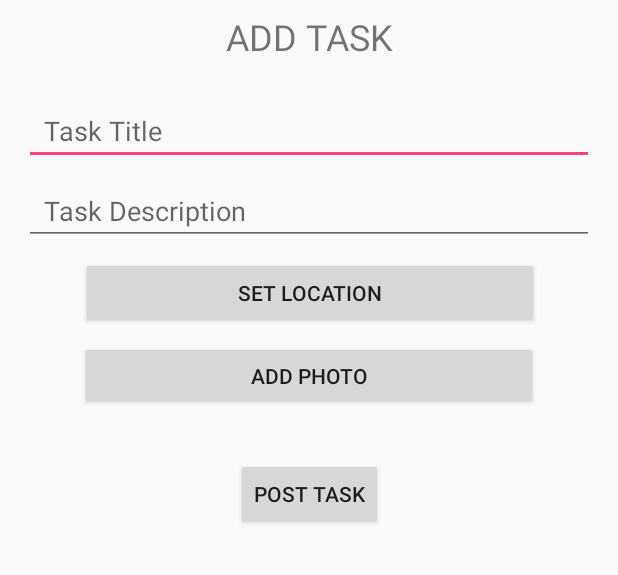
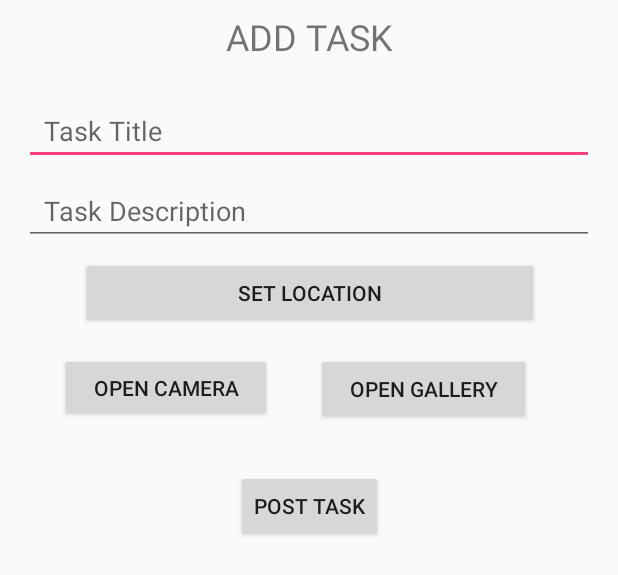
Before and after one commit to CMPUT301W18T24/CMPUT301W18T24, an Android app: the layout activity_createtask.xml on its own in the app's theme, with its tools: preview values and no code run, on a phone screen of 412 x 824 dp. Shown: the top 575 px of the screen. Run offline under Robolectric (Android 15) with nearby library versions, the phone set to English and light mode, and no system bars.

```diff
--- a/app/src/main/AndroidManifest.xml
+++ b/app/src/main/AndroidManifest.xml
@@ -3,6 +3,7 @@
     package="com.example.taskmagic">
 
     <uses-permission android:name="android.permission.INTERNET" />
+    <uses-permission android:name="android.permission.READ_EXTERNAL_STORAGE" />
 
     <application
         android:allowBackup="true"
--- a/app/src/main/java/com/example/taskmagic/Photo.java
+++ b/app/src/main/java/com/example/taskmagic/Photo.java
@@ -25,6 +25,11 @@ public class Photo {
         this.image = null;
     }
 
+    public void setBitmap(Bitmap bitmap) {
+        resizeImage(bitmap);
+        this.image = bitmap;
+    }
+
     public Bitmap getImage() {
         return image;
     } /*might need to resize for returning; might not*/
--- a/app/src/main/res/layout/activity_createtask.xml
+++ b/app/src/main/res/layout/activity_createtask.xml
@@ -49,14 +49,12 @@
         app:layout_constraintTop_toBottomOf="@+id/task_description" />
 
     <Button
-        android:id="@+id/add_photo_button"
-        android:layout_width="305dp"
+        android:id="@+id/camera_button"
+        android:layout_width="141dp"
         android:layout_height="46dp"
-        android:layout_marginEnd="8dp"
-        android:layout_marginStart="8dp"
-        android:layout_marginTop="8dp"
-        android:text="Add Photo"
-        app:layout_constraintEnd_toEndOf="parent"
+        android:layout_marginStart="40dp"
+        android:layout_marginTop="16dp"
+        android:text="Open Camera"
         app:layout_constraintStart_toStartOf="parent"
         app:layout_constraintTop_toBottomOf="@+id/set_location_button" />
 
@@ -83,6 +81,19 @@
         android:text="Post Task"
         app:layout_constraintEnd_toEndOf="parent"
         app:layout_constraintStart_toStartOf="parent"
-        app:layout_constraintTop_toBottomOf="@+id/add_photo_button" />
+        app:layout_constraintTop_toBottomOf="@+id/camera_button" />
+
+    <Button
+        android:id="@+id/gallery_button"
+        android:layout_width="143dp"
+        android:layout_height="wrap_content"
+        android:layout_marginEnd="8dp"
+        android:layout_marginStart="8dp"
+        android:layout_marginTop="16dp"
+        android:text="Open Gallery"
+        app:layout_constraintEnd_toEndOf="parent"
+        app:layout_constraintHorizontal_bias="0.295"
+        app:layout_constraintStart_toEndOf="@+id/camera_button"
+        app:layout_constraintTop_toBottomOf="@+id/set_location_button" />
 
 </android.support.constraint.ConstraintLayout>
```
Also changed, not shown: app/src/main/java/com/example/taskmagic/CreateTaskActivity.java (+103 -15 lines), app/src/main/java/com/example/taskmagic/UserTask.java (+8 -2 lines).
